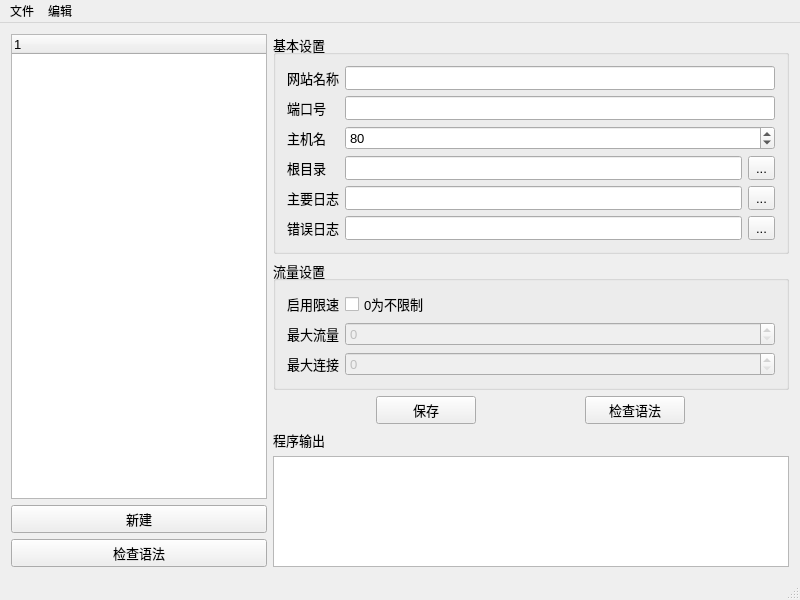
cambridgejames/ApacheManager, file mainwindow.ui: the form before one commit.
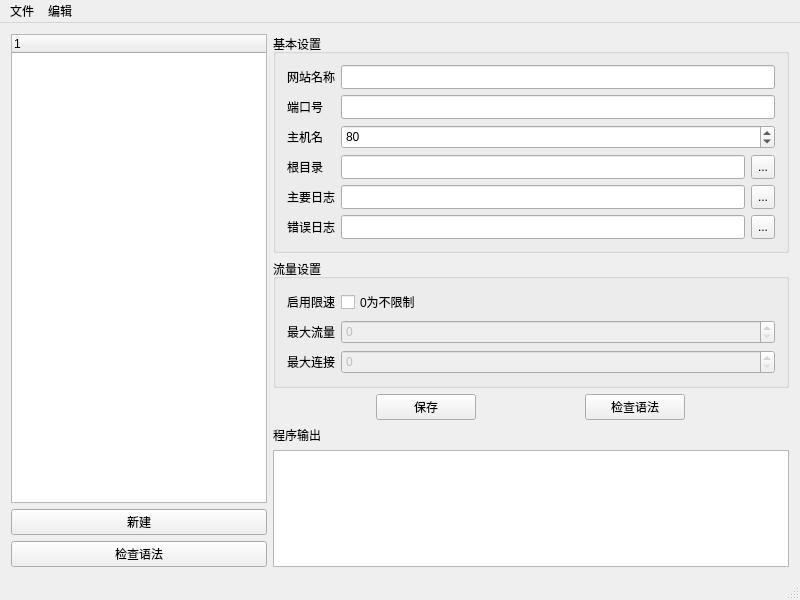
The form after the commit. Icons and pictures are not drawn.

The edit to the form file:
```diff
--- a/mainwindow.ui
+++ b/mainwindow.ui
@@ -27,7 +27,7 @@
   <widget class="QWidget" name="centralWidget">
    <property name="font">
     <font>
-     <pointsize>10</pointsize>
+     <pointsize>9</pointsize>
     </font>
    </property>
    <layout class="QGridLayout" name="gridLayout">
```
Left out of the diff: 8 changed lines with no effect on the pictures.
